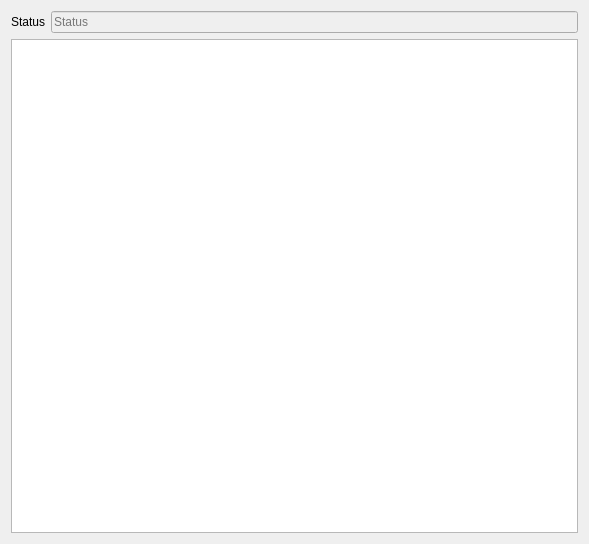
wrightsh/LinuxNano, file linuxnano/views/DeviceEditor.ui: the form before one commit.
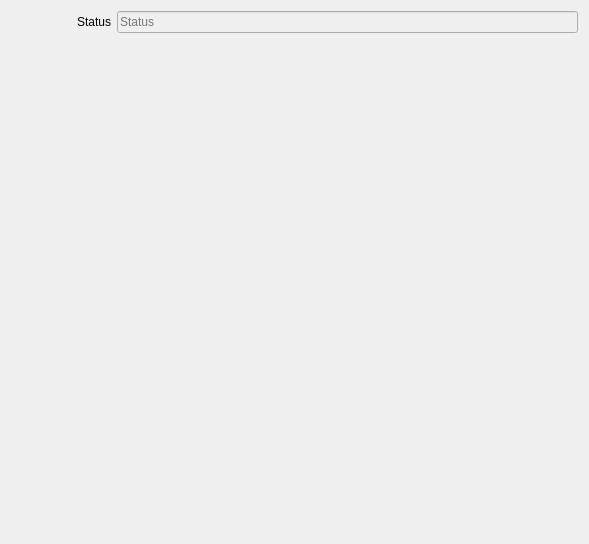
The form after the commit. Custom widgets are drawn as their Qt base class.

Commit message: changing the devices from a state table to a behavior tree

Diff of the .ui file:
```diff
--- a/linuxnano/views/DeviceEditor.ui
+++ b/linuxnano/views/DeviceEditor.ui
@@ -18,9 +18,18 @@
     <layout class="QGridLayout" name="gridLayout">
      <item row="0" column="0">
       <widget class="QLabel" name="label">
+       <property name="minimumSize">
+        <size>
+         <width>100</width>
+         <height>0</height>
+        </size>
+       </property>
        <property name="text">
         <string>Status</string>
        </property>
+       <property name="alignment">
+        <set>Qt::AlignRight|Qt::AlignTrailing|Qt::AlignVCenter</set>
+       </property>
       </widget>
      </item>
      <item row="0" column="1">
@@ -39,33 +48,20 @@
     </layout>
    </item>
    <item>
-    <widget class="DeviceStateTableView" name="ui_device_state_table">
-     <property name="sizePolicy">
-      <sizepolicy hsizetype="Expanding" vsizetype="MinimumExpanding">
-       <horstretch>0</horstretch>
-       <verstretch>0</verstretch>
-      </sizepolicy>
+    <spacer name="verticalSpacer">
+     <property name="orientation">
+      <enum>Qt::Vertical</enum>
      </property>
-     <property name="minimumSize">
+     <property name="sizeHint" stdset="0">
       <size>
-       <width>0</width>
-       <height>0</height>
+       <width>20</width>
+       <height>40</height>
       </size>
      </property>
-    </widget>
+    </spacer>
    </item>
   </layout>
  </widget>
- <customwidgets>
-  <customwidget>
-   <class>DeviceStateTableView</class>
-   <extends>QTableView</extends>
-   <header>linuxnano/views/widgets/device_state_table_view</header>
-  </customwidget>
- </customwidgets>
- <tabstops>
-  <tabstop>ui_status</tabstop>
- </tabstops>
  <resources/>
  <connections/>
 </ui>
```
The commit also changes 22 other files.
